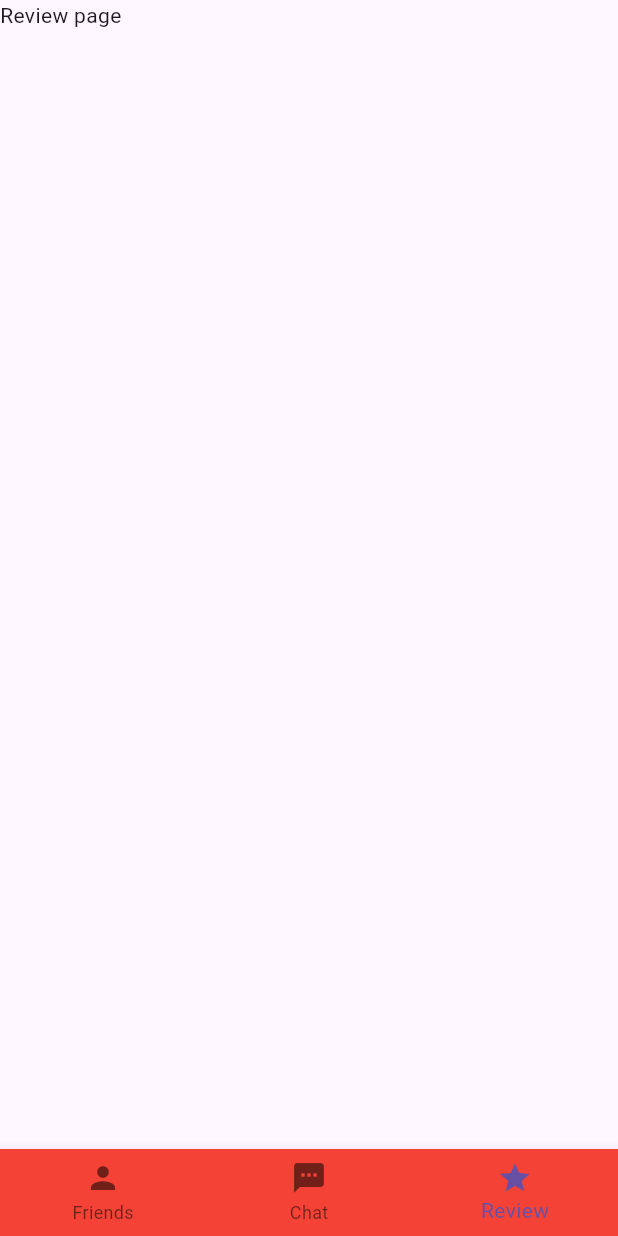
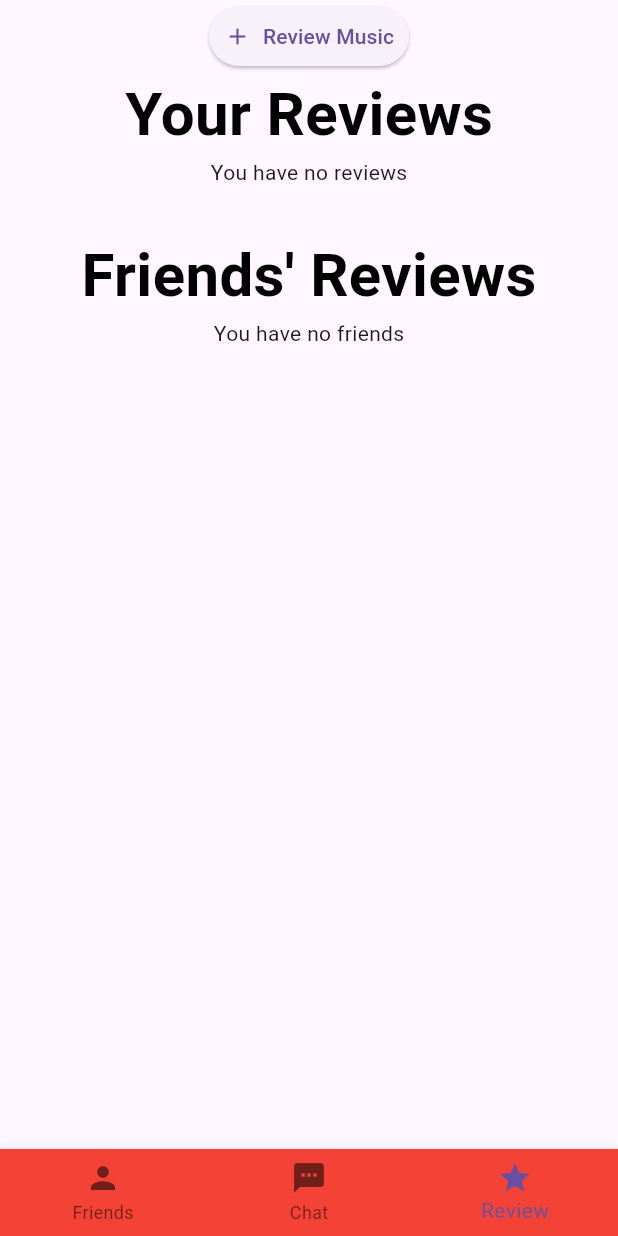
Before and after one commit to clifford04/1530-group, a Flutter app: the screen it shows after launch, on a phone screen of 412 x 824 dp. Run offline on Flutter 3.47's test engine with Material 3 defaults, Android fonts, the phone set to English and light mode, and no system bars.

Commit message:
review_changes

```diff
--- /dev/null
+++ b/cs1530/lib/constants.dart
@@ -0,0 +1,239 @@
+// acts as the database for the application
+// contains the albums in the database as well as other user's ratings/reviews
+// user data is also here and gets updated as user makes reviews and adds friends
+
+import 'package:mvvm_flutter/models/friends.dart';
+
+List<String> friends = List.empty(growable: true);
+List<Map<String, int>> users_ratings = List.empty(growable: true);
+List<Map<String, String>> users_reviews = List.empty(growable: true);
+
+List<Map<String, List<Map<String, int>>>> friends_ratings = [
+  {
+    "Steve": [
+      {"1989 (Taylor's Version)": 5},
+      {"Red (Taylor's Version)": 5},
+      {"Voicenotes": 4},
+    ]
+  },
+  {
+    "Rachel": [
+      {"After Hours": 4},
+      {"The Eminem Show": 5},
+      {"Midnight Memories (The Ultimate Edition)": 4},
+    ]
+  },
+  {
+    "James": [
+      {"thank u, next": 4},
+      {"Sweetener": 5},
+      {"Birds in the Trap Sing McKnight": 3},
+    ]
+  },
+  {
+    "Sophia": [
+      {"Astroworld": 4},
+      {"Origins": 5},
+      {"Evolve": 5},
+    ]
+  },
+  {
+    "Liam": [
+      {"Maroon Five": 4},
+      {"Autumn Variations": 4},
+      {"Uptown Funk": 5},
+    ]
+  },
+  {
+    "Emma": [
+      {"Doo-Wops & Hooligans": 4},
+      {"1989 (Taylor's Version)": 4},
+      {"Red (Taylor's Version)": 5},
+    ]
+  },
+  {
+    "Ethan": [
+      {"Voicenotes": 3},
+      {"After Hours": 4},
+      {"The Eminem Show": 5},
+    ]
+  },
+  {
+    "Olivia": [
+      {"Midnight Memories (The Ultimate Edition)": 5},
+      {"thank u, next": 4},
+      {"Sweetener": 4},
+    ]
+  },
+  {
+    "Noah": [
+      {"Birds in the Trap Sing McKnight": 5},
+      {"Astroworld": 4},
+      {"Origins": 4},
+    ]
+  },
+  {
+    "Ava": [
+      {"Evolve": 5},
+      {"Maroon Five": 3},
+      {"Autumn Variations": 4},
+    ]
+  },
+  {
+    "Mason": [
+      {"Uptown Funk": 5},
+      {"Doo-Wops & Hooligans": 5},
+      {"1989 (Taylor's Version)": 4},
+    ]
+  },
+  {
+    "Isabella": [
+      {"Red (Taylor's Version)": 4},
+      {"Voicenotes": 5},
+      {"After Hours": 4},
+    ]
+  },
+  {
+    "Jacob": [
+      {"The Eminem Show": 4},
+      {"Midnight Memories (The Ultimate Edition)": 5},
+      {"thank u, next": 3},
+    ]
+  },
+  {
+    "Mia": [
+      {"Sweetener": 4},
+      {"Birds in the Trap Sing McKnight": 5},
+      {"Astroworld": 5},
+    ]
+  },
+  {
+    "Lucas": [
+      {"Origins": 4},
+      {"Evolve": 4},
+      {"Maroon Five": 5},
+    ]
+  },
+  {
+    "Amelia": [
+      {"Autumn Variations": 4},
+      {"Uptown Funk": 4},
+      {"Doo-Wops & Hooligans": 5},
+    ]
+  }
+];
+
+List<Map<String, List<Map<String, String>>>> friends_reviews = [
+  {
+    "Steve": [
+      {"1989 (Taylor's Version)": "love this"},
+      {"Red (Taylor's Version)": "amazing"},
+      {"Voicenotes": "wow"},
+    ]
+  },
+  {
+    "Rachel": [
+      {"After Hours": "awesome"},
+      {"The Eminem Show": "i <3 eminem"},
+      {"Midnight Memories (The Ultimate Edition)": "no words"},
+    ]
+  },
+  {
+    "James": [
+      {"thank u, next": "this is my favorite"},
+      {"Sweetener": "love ariana"},
+      {"Birds in the Trap Sing McKnight": "yassss"},
+    ]
+  },
+  {
+    "Sophia": [
+      {"Astroworld": "omg so good"},
+      {"Origins": "loveeee"},
+      {"Evolve": "spectacular"},
+    ]
+  },
+  {
+    "Liam": [
+      {"Maroon Five": "amazing"},
+      {"Autumn Variations": "such a great listening experience"},
+      {"Uptown Funk": "love me some funk"},
+    ]
+  },
+  {
+    "Emma": [
+      {"Doo-Wops & Hooligans": "love"},
+      {"1989 (Taylor's Version)": "i'm taylors number 1 fan"},
+      {"Red (Taylor's Version)": "iconic"},
+    ]
+  },
+  {
+    "Ethan": [
+      {"Voicenotes": "i can listen to this forever"},
+      {"After Hours": "love"},
+      {"The Eminem Show": "can't get over"},
+    ]
+  },
+  {
+    "Olivia": [
+      {"Midnight Memories (The Ultimate Edition)": "amazing"},
+      {"thank u, next": "love this"},
+      {"Sweetener": "wow"},
+    ]
+  },
+  {
+    "Noah": [
+      {"Birds in the Trap Sing McKnight": "awesome"},
+      {"Astroworld": "love"},
+      {"Origins": "my fav"},
+    ]
+  },
+  {
+    "Ava": [
+      {"Evolve": "yessss"},
+      {"Maroon Five": "just okay"},
+      {"Autumn Variations": "so relaxing"},
+    ]
+  },
+  {
+    "Mason": [
+      {"Uptown Funk": "my comfort song"},
+      {"Doo-Wops & Hooligans": "so silly"},
+      {"1989 (Taylor's Version)": "an experience"},
+    ]
+  },
+  {
+    "Isabella": [
+      {"Red (Taylor's Version)": "wow"},
+      {"Voicenotes": "amazing"},
+      {"After Hours": "love this"},
+    ]
+  },
+  {
+    "Jacob": [
+      {"The Eminem Show": "eminem is king"},
+      {"Midnight Memories (The Ultimate Edition)": "awesome"},
+      {"thank u, next": "not my fav"},
+    ]
+  },
+  {
+    "Mia": [
+      {"Sweetener": "wow"},
+      {"Birds in the Trap Sing McKnight": "spectacular"},
+      {"Astroworld": "can't get enough"},
+    ]
+  },
+  {
+    "Lucas": [
+      {"Origins": "wow"},
+      {"Evolve": "awesome"},
+      {"Maroon Five": "yesss"},
+    ]
+  },
+  {
+    "Amelia": [
+      {"Autumn Variations": "eh"},
+      {"Uptown Funk": "love bruno mars"},
+      {"Doo-Wops & Hooligans": "the best"},
+    ]
+  }
+];
--- a/cs1530/lib/views/review_page.dart
+++ b/cs1530/lib/views/review_page.dart
@@ -1,4 +1,14 @@
 import 'package:flutter/material.dart';
+import 'package:flutter/material.dart';
+import 'package:mvvm_flutter/constants.dart';
+import 'package:mvvm_flutter/widgets/review_card.dart';
+
+class ReviewPage extends StatefulWidget {
+  @override
+  _ReviewPageState createState() => _ReviewPageState();
+}
+
+// Review Page Widget
 
 class ReviewPage extends StatefulWidget {
   @override
@@ -7,6 +17,131 @@ class ReviewPage extends StatefulWidget {
 
 class _ReviewPageState extends State<ReviewPage> {
   @override
+  void initState() {
+    super.initState();
+  }
+
+  @override
+  Widget build(BuildContext context) {
+    return Column(children: [
+      ElevatedButton.icon(
+          // if Review Music button at top of page is clicked, go to review_details_page.dart
+          onPressed: () => Navigator.pushNamed(context, '/add_review'),
+          icon: Icon(Icons.add),
+          label: Text("Review Music"),
+          style: ElevatedButton.styleFrom(
+            padding: EdgeInsets.all(10),
+          )),
+      Text('Your Reviews',
+          style: TextStyle(
+            fontSize: 40,
+            fontWeight: FontWeight.bold,
+            color: Colors.black,
+          )),
+      Visibility(
+          // users_ratings from database
+          // shows up if user has not made any reviews
+          visible: users_ratings.isEmpty,
+          child: SizedBox(
+            height: 50,
+            child: Text("You have no reviews"),
+          )),
+      // shows all of user's reviews
+      Visibility(
+        visible: users_ratings.isNotEmpty,
+        child: SizedBox(
+          height: 200,
+          child: ListView.builder(
+              itemCount: users_ratings.length,
+              itemBuilder: (context, index) {
+                final map = users_ratings[index];
+                final key = map.keys.first;
+                final value = map[key]!;
+
+                int index2 = users_reviews.indexWhere((map) => map.containsKey(key));
+
+                // user can submit rating without writing a review
+                String? value2;
+                if (index2 != -1) {
+                  final map2 = users_reviews[index2];
+                  final key2 = map2.keys.first;
+                  value2 = map2[key]!;
+                }
+
+                String stars = '★' * value;
+
+                // from review_card.dart
+                return buildCard("$key: $stars", value2);
+              }),
+        ),
+      ),
+      // shows all of friends reviews
+      Text('Friends\' Reviews',
+          style: TextStyle(
+            fontSize: 40,
+            fontWeight: FontWeight.bold,
+            color: Colors.black,
+          )),
+      Visibility(
+        // friends from database
+        visible: friends.isEmpty,
+        child: Text("You have no friends"),
+      ),
+      Expanded(
+          child: ListView.builder(
+              itemCount: friends.length,
+              itemBuilder: (context, index) {
+                final key = friends[index];
+                var list;
+                var list2;
+
+                // friends_ratings from database
+                for (var item in friends_ratings) {
+                  if (item[key] != null) {
+                    list = item[key];
+                    break;
+                  }
+                }
+                // friends_reviews from database
+                for (var item in friends_reviews) {
+                  if (item[key] != null) {
+                    list2 = item[key];
+                    break;
+                  }
+                }
+                return Flex(
+                  direction: Axis.vertical,
+                  children: [
+                    Text('$key\'s Reviews', style: TextStyle(fontSize: 25)),
+                    SizedBox(
+                      height: 200,
+                      child: ListView.builder(
+                          itemCount: list.length,
+                          itemBuilder: (context, index) {
+                            final map = list[index];
+                            final key = map.keys.first;
+                            final value = map[key]!;
+
+                            final map2 = list2[index];
+                            final key2 = map2.keys.first;
+                            final value2 = map2[key2]!;
+
+                            String stars = '★' * value;
+
+                            // from review_card.dart
+                            return buildCard("$key: $stars", "$value2");
+                          }),
+                    ),
+                  ],
+                );
+              })),
+    ]);
+  }
+}
+
+
+class _ReviewPageState extends State<ReviewPage> {
+  @override
   Widget build(BuildContext context) {
     return Text("Review page");
   }
--- /dev/null
+++ b/cs1530/lib/widgets/review_card.dart
@@ -0,0 +1,39 @@
+// on review_page.dart, each review that a user and their friends make is on a
+// "card", and this code creates that widget and styles it
+
+import 'package:flutter/cupertino.dart';
+import 'package:flutter/material.dart';
+
+Widget buildCard(String title, String text) {
+  return Card(
+    elevation: 4, // Gives the card a shadow effect
+    shape: RoundedRectangleBorder(
+      borderRadius: BorderRadius.circular(10), // Rounded corners for the card
+    ),
+    child: Padding(
+      padding: const EdgeInsets.all(16.0),
+      child: Column(
+        crossAxisAlignment: CrossAxisAlignment.start,
+        children: [
+          // Title of the card
+          Text(
+            title,
+            style: TextStyle(
+              fontSize: 20,
+              fontWeight: FontWeight.bold,
+            ),
+          ),
+          SizedBox(height: 10), // Space between the title and text
+          // Text under the title
+          Text(
+            text,
+            style: TextStyle(
+              fontSize: 16,
+              color: Colors.black54, // Lighter color for the text
+            ),
+          ),
+        ],
+      ),
+    ),
+  );
+}
```
